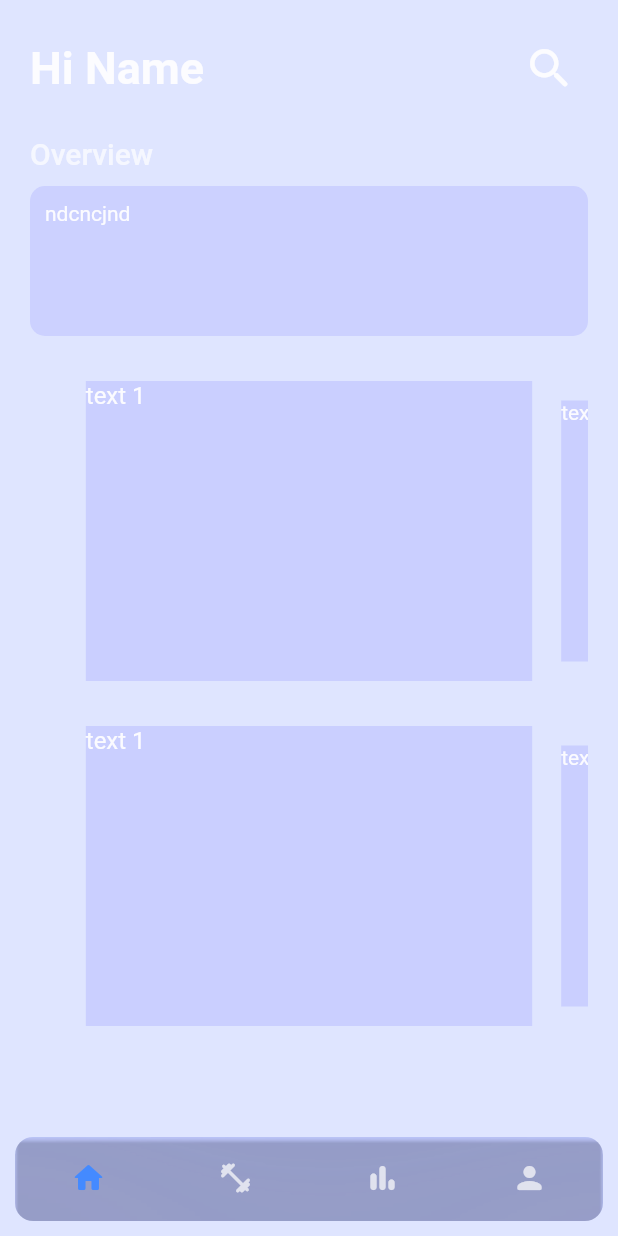
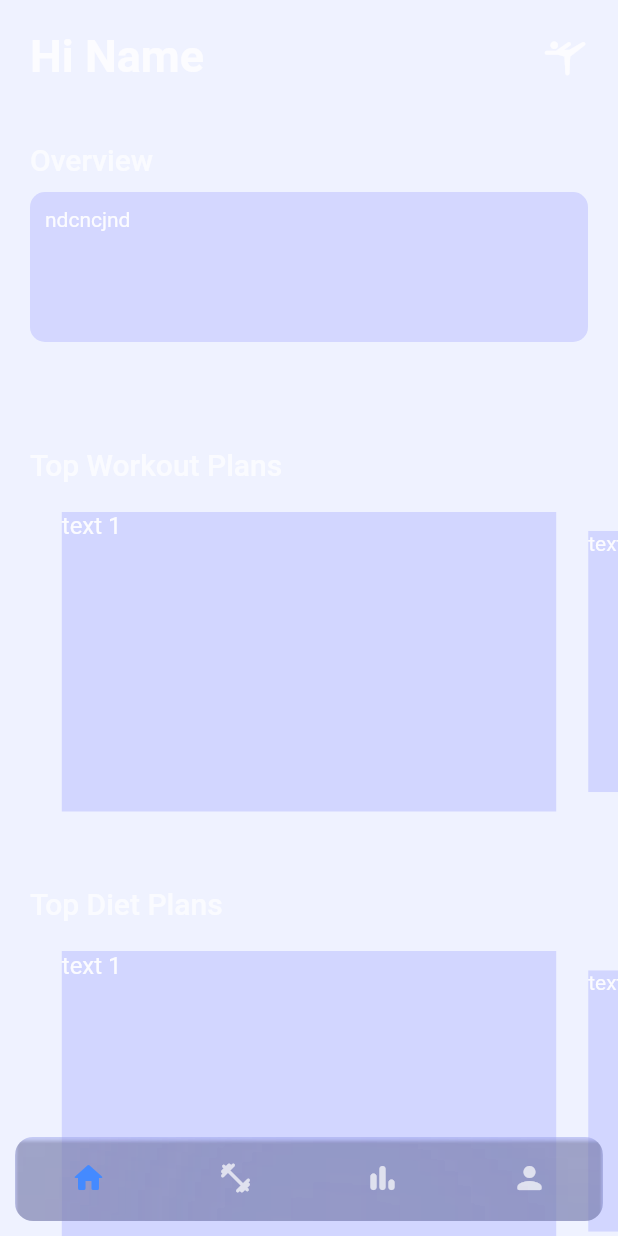
Before and after one commit to Drish-xD/fitcel, a Flutter app: the screen it shows after launch, on a phone screen of 412 x 824 dp. Run offline on Flutter 3.47's test engine with Material 2 defaults, Android fonts, the phone set to English and light mode, and no system bars; drawn by our look-alikes of carousel_slider.

Commit message:
fixed Slider

```diff
--- a/lib/main.dart
+++ b/lib/main.dart
@@ -1,5 +1,6 @@
 import 'package:fitcel/constants.dart';
 import 'package:fitcel/pages/main_page.dart';
+// import 'package:fitcel/pages/log_in_page.dart';
 import 'package:flutter/material.dart';
 
 void main() {
@@ -20,5 +21,6 @@
             fontFamily: "Montserrat",
             visualDensity: VisualDensity.adaptivePlatformDensity),
         home: const SafeArea(child: MainPage()));
+    // home: const SafeArea(child: LogInPage()));
   }
 }
--- a/lib/pages/home_page.dart
+++ /dev/null
@@ -1,42 +0,0 @@
-import 'package:fitcel/constants.dart';
-import 'package:fitcel/widgets/home/card_slider.dart';
-import 'package:fitcel/widgets/home/overview_box.dart';
-import 'package:fitcel/widgets/title_text.dart';
-import 'package:flutter/material.dart';
-
-class HomePage extends StatelessWidget {
-  const HomePage({Key? key}) : super(key: key);
-
-  @override
-  Widget build(BuildContext context) {
-    return Scaffold(
-      body: Container(
-        margin: const EdgeInsets.symmetric(horizontal: 20),
-        child: Column(
-          children: [
-            Container(
-              margin: const EdgeInsets.symmetric(vertical: 20),
-              child: Row(
-                mainAxisAlignment: MainAxisAlignment.spaceBetween,
-                children: [
-                  TitleText(text: "Hi Name"),
-                  IconButton(
-                    icon: const Icon(Icons.search_rounded),
-                    color: txtColor,
-                    iconSize: 35,
-                    onPressed: () {},
-                  )
-                ],
-              ),
-            ),
-            const OverviewBox(),
-            const SizedBox(height: 30),
-            const CardSlider(),
-            const SizedBox(height: 30),
-            const CardSlider(),
-          ],
-        ),
-      ),
-    );
-  }
-}
--- a/lib/pages/main_page.dart
+++ b/lib/pages/main_page.dart
@@ -1,10 +1,10 @@
 import 'dart:ui';
 
 import 'package:fitcel/constants.dart';
-import 'package:fitcel/pages/home_page.dart';
-import 'package:fitcel/pages/search_page.dart';
-import 'package:fitcel/pages/stats_page.dart';
-import 'package:fitcel/pages/user_page.dart';
+import 'package:fitcel/pages/navigation/home_page.dart';
+import 'package:fitcel/pages/navigation/plans_page.dart';
+import 'package:fitcel/pages/navigation/stats_page.dart';
+import 'package:fitcel/pages/navigation/user_page.dart';
 import 'package:flutter/material.dart';
 
 class MainPage extends StatefulWidget {
@@ -19,7 +19,7 @@
 
   static const List<Widget> _widgetOptions = <Widget>[
     HomePage(),
-    SearchPage(),
+    PlansPage(),
     StatsPage(),
     UserPage()
   ];
--- /dev/null
+++ b/lib/pages/navigation/home_page.dart
@@ -0,0 +1,54 @@
+import 'package:fitcel/constants.dart';
+import 'package:fitcel/widgets/home/card_slider.dart';
+import 'package:fitcel/widgets/home/overview_box.dart';
+import 'package:fitcel/widgets/title_text.dart';
+import 'package:flutter/material.dart';
+
+class HomePage extends StatelessWidget {
+  const HomePage({Key? key}) : super(key: key);
+
+  @override
+  Widget build(BuildContext context) {
+    return SingleChildScrollView(
+      child: Column(
+        children: [
+          // Main Header of the Home Page
+          Row(
+            mainAxisAlignment: MainAxisAlignment.spaceBetween,
+            children: [
+              TitleText(text: "Hi Name"),
+              Row(
+                children: const [
+                  Icon(
+                    Icons.sports_gymnastics_rounded,
+                    color: txtColor,
+                    size: 30,
+                  ),
+                  Padding(padding: EdgeInsetsDirectional.only(end: 20))
+                ],
+              ),
+            ],
+          ),
+
+          // OverView Box top of the page or a quote
+          const OverviewBox(),
+          const SizedBox(height: 30),
+
+          // Top Workouts plans slider
+          const CardSlider(
+            secHeader: 'Top Workout Plans',
+            plansList: [],
+          ),
+          const SizedBox(height: 30),
+
+          // Top Diet plans slider
+          const CardSlider(
+            secHeader: "Top Diet Plans",
+            plansList: [],
+          ),
+          const SizedBox(height: 100),
+        ],
+      ),
+    );
+  }
+}
--- a/lib/pages/start_page.dart
+++ b/lib/pages/start_page.dart
@@ -11,7 +11,7 @@
   @override
   Widget build(BuildContext context) {
     return Scaffold(
-      body: Container(
+      body: Padding(
         padding: const EdgeInsets.all(myPadding),
         child: Column(
           mainAxisAlignment: MainAxisAlignment.spaceEvenly,
@@ -50,7 +50,7 @@
                         shape: const RoundedRectangleBorder(
                           borderRadius: BorderRadius.all(Radius.circular(10)),
                         ),
-                        backgroundColor: mainButtonColor,
+                        backgroundColor: Colors.white,
                         foregroundColor: Colors.black,
                         padding: const EdgeInsets.all(10)),
                     child: Row(
--- a/lib/widgets/home/card_slider.dart
+++ b/lib/widgets/home/card_slider.dart
@@ -1,13 +1,25 @@
 import 'package:carousel_slider/carousel_slider.dart';
 import 'package:fitcel/constants.dart';
+import 'package:fitcel/widgets/section_header.dart';
 import 'package:flutter/material.dart';
 
 class CardSlider extends StatelessWidget {
-  const CardSlider({Key? key}) : super(key: key);
+  final String secHeader;
+  final List<String> plansList;
+
+  const CardSlider({Key? key, required this.secHeader, required this.plansList})
+      : super(key: key);
 
   @override
   Widget build(BuildContext context) {
-    return CarouselSlider(
+    return Column(
+      crossAxisAlignment: CrossAxisAlignment.start,
+      children: [
+        Padding(
+          padding: const EdgeInsets.all(20.0),
+          child: SectionHeader(text: secHeader),
+        ),
+        CarouselSlider(
           options: CarouselOptions(
               height: 200.0,
               enableInfiniteScroll: false,
@@ -27,6 +39,8 @@
               },
             );
           }).toList(),
+        ),
+      ],
     );
   }
 }
--- a/lib/widgets/home/overview_box.dart
+++ b/lib/widgets/home/overview_box.dart
@@ -7,7 +7,9 @@
 
   @override
   Widget build(BuildContext context) {
-    return Column(
+    return Padding(
+      padding: const EdgeInsets.all(20),
+      child: Column(
         crossAxisAlignment: CrossAxisAlignment.start,
         children: [
           SectionHeader(text: "Overview"),
@@ -22,6 +24,7 @@
                   borderRadius: BorderRadius.circular(10)),
               child: const Text("ndcncjnd ")),
         ],
+      ),
     );
   }
 }
--- a/lib/widgets/title_text.dart
+++ b/lib/widgets/title_text.dart
@@ -12,12 +12,15 @@
 
   @override
   Widget build(BuildContext context) {
-    return Text(
-      text,
-      style: TextStyle(
-        color: color,
-        fontSize: size,
-        fontWeight: FontWeight.bold,
+    return Padding(
+      padding: const EdgeInsets.all(20.0),
+      child: Text(
+        text,
+        style: TextStyle(
+          color: color,
+          fontSize: size,
+          fontWeight: FontWeight.bold,
+        ),
       ),
     );
   }
```
Also changed, not shown: lib/pages/log_in_page.dart (renamed from lib/pages/sign_in_page.dart, +4 -4 lines), lib/pages/navigation/plans_page.dart (added, +24 -0 lines), lib/pages/search_page.dart (deleted, +0 -14 lines), lib/pages/navigation/stats_page.dart (renamed from lib/pages/stats_page.dart), lib/pages/navigation/user_page.dart (renamed from lib/pages/user_page.dart), 1 other file. Lines whose indentation alone changed are shown as unchanged.
